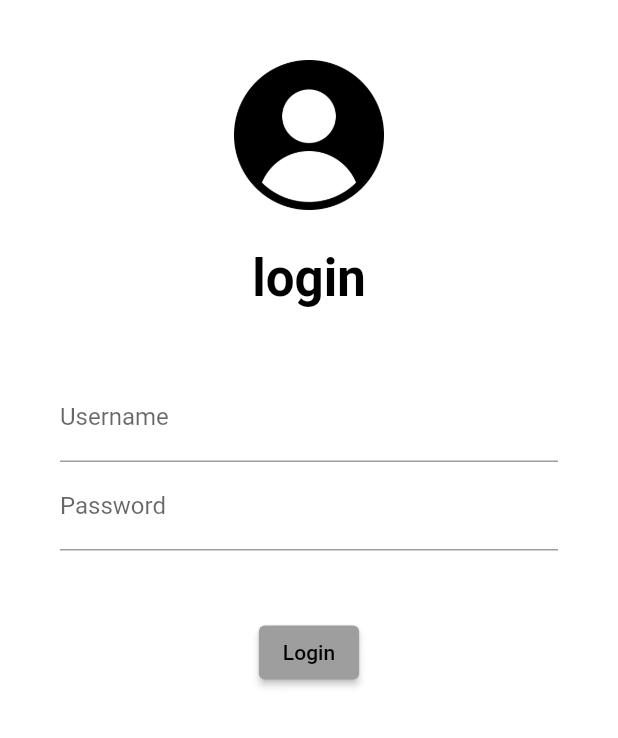
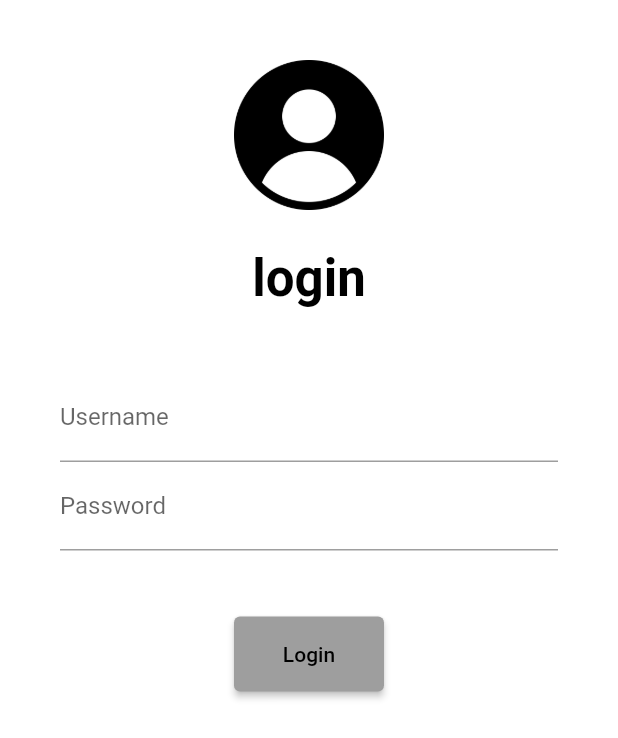
Before and after one commit to deromon/PROJECT1, a Flutter app: the screen it shows after launch, on a phone screen of 412 x 824 dp. Shown: the top 738 px of the screen. Run offline on Flutter 3.47's test engine with Material 2 defaults, Android fonts, the phone set to English and light mode, and no system bars; our stand-ins replace google_fonts.

Commit message:
day 5 completed

```diff
--- a/lib/main.dart
+++ b/lib/main.dart
@@ -1,6 +1,7 @@
 import 'package:flutter/material.dart';
 import 'package:flutter_application_1/pages/home_page.dart';
 import 'package:flutter_application_1/pages/login_page.dart';
+import 'package:flutter_application_1/utility/routes.dart';
 import 'package:google_fonts/google_fonts.dart';
 
 void main() {
@@ -23,10 +24,12 @@ class MyApp extends StatelessWidget {
       darkTheme: ThemeData(
         brightness: Brightness.dark,
       ),
+      initialRoute: "/",
       routes: {
+
         "/": (context)=> LoginPage(),
-        "/home": (context)=> HomePage(),
-        "/login": (context)=> LoginPage(),
+        MyRoutes.homeRoutes: (context)=> HomePage(),
+        MyRoutes.loginRoutes: (context)=> LoginPage(),
       },
 
     );
--- a/lib/pages/login_page.dart
+++ b/lib/pages/login_page.dart
@@ -1,6 +1,7 @@
 
 
 import 'package:flutter/material.dart';
+import 'package:flutter_application_1/utility/routes.dart';
 
 class LoginPage extends StatelessWidget {
   const LoginPage({ Key? key }) : super(key: key);
@@ -9,6 +10,7 @@ class LoginPage extends StatelessWidget {
   Widget build(BuildContext context) {
     return Material(
       color: Colors.white,
+      child: SingleChildScrollView(
         child: Column(
         children: [
           SizedBox(
@@ -68,11 +70,16 @@ class LoginPage extends StatelessWidget {
         ),
         ElevatedButton(
                 child: Text("Login"),
-              style: TextButton.styleFrom(),
-              onPressed: () {},
+                style: TextButton.styleFrom(
+                  minimumSize: Size(100, 50),
+                ),
+                onPressed: () {
+                  Navigator.pushNamed(context, MyRoutes.homeRoutes);
+                },
               )
         ],
 
+          ),
       )
 
     );
--- /dev/null
+++ b/lib/utility/routes.dart
@@ -0,0 +1,4 @@
+class MyRoutes{
+  static String loginRoutes="/login";
+  static String homeRoutes="/home";
+}
```
Lines whose indentation alone changed are shown as unchanged.
